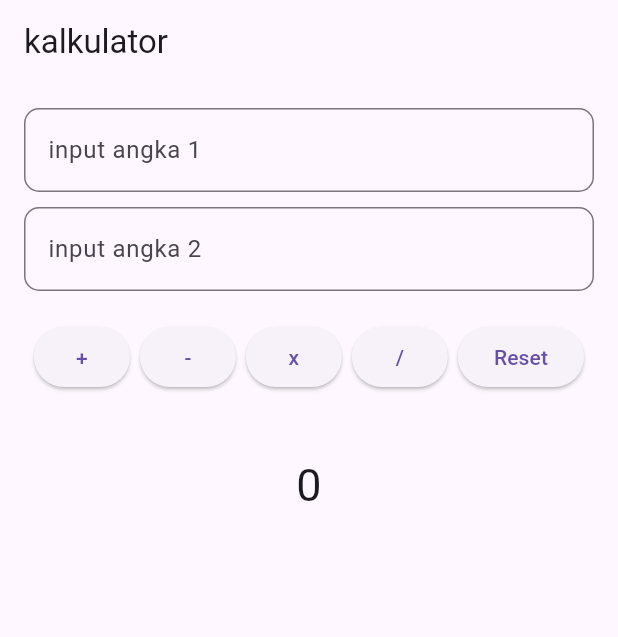
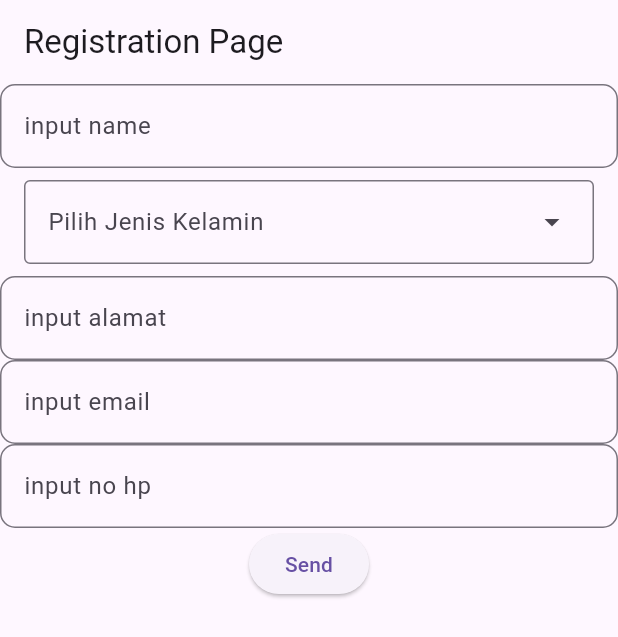
Before and after one commit to Ranooo-eng/FlutterProjectt, a Flutter app: the screen it shows after launch, on a phone screen of 412 x 824 dp. Shown: the top 637 px of the screen. Run offline on Flutter 3.47's test engine with Material 3 defaults, Android fonts, the phone set to English and light mode, and no system bars; our stand-ins replace get.

Commit message:
Menambahkan Routes, Registration dan confirm registration

```diff
--- /dev/null
+++ b/lib/components/custom_dropdown.dart
@@ -0,0 +1,28 @@
+import 'package:flutter/material.dart';
+
+class CustomDropdown extends StatelessWidget {
+  final TextEditingController controller;
+  final String Myhint;
+
+  const CustomDropdown({
+    super.key,
+    required this.controller,
+    required this.Myhint
+  });
+
+  @override
+Widget build(BuildContext context) {
+  return Padding(
+    padding: const EdgeInsets.symmetric(horizontal: 16.0, vertical: 8.0),
+    child: DropdownMenu<String>(
+      width: MediaQuery.of(context).size.width - 32,
+      controller: controller,
+      hintText: Myhint,
+      dropdownMenuEntries: const [
+        DropdownMenuEntry(value: "Laki-laki", label: "Laki-laki"),
+        DropdownMenuEntry(value: "Perempuan", label: "Perempuan"),
+      ],
+    ),
+  );
+}
+}
--- a/lib/components/custom_textfield.dart
+++ b/lib/components/custom_textfield.dart
@@ -14,7 +14,6 @@ class CustomTextfield extends StatelessWidget {
   Widget build(BuildContext context) {
     return TextField(
       controller: txtController,
-      keyboardType: TextInputType.number,
       decoration: InputDecoration(
         border: OutlineInputBorder(borderRadius: BorderRadius.circular(10)),
         hintText: myHint,
--- /dev/null
+++ b/lib/controller/confirmregristaion_controller.dart
@@ -0,0 +1,21 @@
+import 'package:get/get.dart';
+
+class ConfirmRegistrationController extends GetxController {
+  late String name;
+  late String alamat;
+  late String jenisKelamin;
+  late String email;
+  late String noHp;
+
+  @override
+  void onInit() {
+    // TODO: implement onInit
+    super.onInit();
+    final arguments = Get.arguments;
+    name = arguments['name'];
+    jenisKelamin = arguments['jenis_kelamin'];
+    alamat = arguments['alamat'];
+    email = arguments['email'];
+    noHp = arguments['noHp'];
+  }
+}
--- /dev/null
+++ b/lib/controller/registration_controller.dart
@@ -0,0 +1,3 @@
+import 'package:get/get.dart';
+
+class RegistrationController extends GetxController {}
--- a/lib/main.dart
+++ b/lib/main.dart
@@ -1,5 +1,6 @@
 import 'package:flutter/material.dart';
 import 'package:get/get_navigation/get_navigation.dart';
+import 'package:ujicoba/routes.dart';
 import 'pages/kalkulator_page.dart';
 
 void main() {
@@ -12,6 +13,10 @@ class MyApp extends StatelessWidget {
   // This widget is the root of your application.
   @override
   Widget build(BuildContext context) {
-    return GetMaterialApp(home: KalkulatorPage());
+    return GetMaterialApp(
+      title: "My Learning App",
+      initialRoute: Routes.registration,
+      getPages: Routes.MyPages,
+    );
   }
 }
--- a/lib/pages/kalkulator_page.dart
+++ b/lib/pages/kalkulator_page.dart
@@ -20,9 +20,9 @@ class KalkulatorPage extends StatelessWidget {
         child: Column(
           children: [
             CustomTextfield(txtController: txtAngka1, myHint: "input angka 1"),
-            const SizedBox(height: 10), // Memberi sedikit jarak
+            const SizedBox(height: 10),
             CustomTextfield(txtController: txtAngka2, myHint: "input angka 2"),
-            const SizedBox(height: 20), // Memberi jarak sebelum tombol
+            const SizedBox(height: 20),
 
             Row(
               mainAxisAlignment: MainAxisAlignment.spaceEvenly,
@@ -33,7 +33,7 @@ class KalkulatorPage extends StatelessWidget {
                     int angka2 = int.parse(txtAngka2.text);
                     controller.tambah(angka1, angka2);
                   },
-                  // Teks disingkat agar tidak terjadi overflow di layar kecil
+
                   child: const Text("+"),
                 ),
                 ElevatedButton(
--- /dev/null
+++ b/lib/pages/registration_page.dart
@@ -0,0 +1,47 @@
+import 'package:flutter/material.dart';
+import 'package:get/get_core/src/get_main.dart';
+import 'package:get/get_navigation/src/extension_navigation.dart';
+import 'package:ujicoba/components/custom_dropdown.dart';
+import 'package:ujicoba/components/custom_textfield.dart';
+import 'package:ujicoba/routes.dart';
+
+class RegistrationPage extends StatelessWidget {
+  const RegistrationPage({super.key});
+
+  @override
+  Widget build(BuildContext context) {
+    TextEditingController txtNama = TextEditingController();
+    TextEditingController txtJenisKelamin = TextEditingController();
+    TextEditingController txtAlamat = TextEditingController();
+    TextEditingController txtEmail = TextEditingController();
+    TextEditingController txtNoHp = TextEditingController();
+
+    return Scaffold(
+      appBar: AppBar(title: Text("Registration Page")),
+      body: Column(
+        children: [
+          CustomTextfield(txtController: txtNama, myHint: "input name"),
+          CustomDropdown(controller: txtJenisKelamin, Myhint: "Pilih Jenis Kelamin"),
+          CustomTextfield(txtController: txtAlamat, myHint: "input alamat"),
+          CustomTextfield(txtController: txtEmail, myHint: "input email"),
+          CustomTextfield(txtController: txtNoHp, myHint: "input no hp"),
+          ElevatedButton(
+            onPressed: () {
+              Get.toNamed(
+                Routes.confirmRegistration,
+                arguments: {
+                  'name': txtNama.text.toString(),
+                  'jenis_kelamin': txtJenisKelamin.text.toString(),
+                  'alamat': txtAlamat.text.toString(),
+                  'email': txtEmail.text.toString(),
+                  'noHp': txtNoHp.text.toString(),
+                },
+              );
+            },
+            child: Text("Send"),
+          ),
+        ],
+      ),
+    );
+  }
+}
--- /dev/null
+++ b/lib/routes.dart
@@ -0,0 +1,14 @@
+import 'package:get/get.dart';
+import 'package:ujicoba/pages/confirm_regristaion_page.dart';
+import 'package:ujicoba/pages/registration_page.dart';
+
+class Routes {
+  // list variable nama halaman
+  static const String registration = "/registration";
+  static const String confirmRegistration = "/confirm_registration";
+
+  static final MyPages=[
+    GetPage(name: registration, page: ()=> RegistrationPage()),
+    GetPage(name: confirmRegistration, page: ()=> ConfirmRegistration()),
+  ];
+}
```
Also changed, not shown: lib/pages/confirm_regristaion_page.dart (added, +60 -0 lines).
